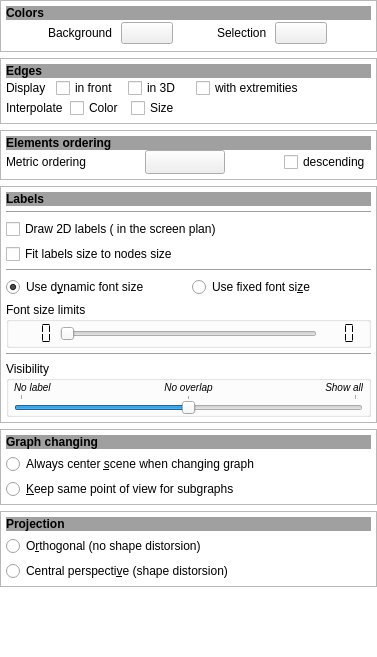
Above: library/talipot-gui/designer/SceneConfigWidget.ui from anlambert/tulip before the change. Below: the same form after it.
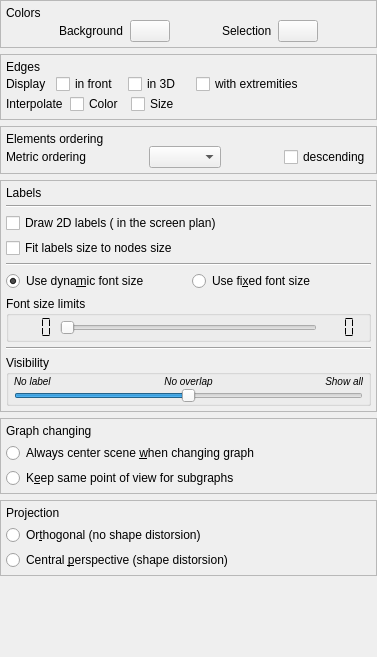
That is the form after the change. Icons and pictures are not drawn. Custom widgets are drawn as their Qt base class.

Commit message: qt5: Refactor and improve stylesheets towards a contemporary flat look

Patch:
```diff
--- a/library/talipot-gui/designer/SceneConfigWidget.ui
+++ b/library/talipot-gui/designer/SceneConfigWidget.ui
@@ -19,67 +19,6 @@
   <property name="windowTitle">
    <string>Scene</string>
   </property>
-  <property name="styleSheet">
-   <string notr="true">QPushButton, QComboBox {
-border-image: url(:/talipot/gui/ui/btn_26.png) 4;
-border-width: 4;
-padding: 0px 6px;
-font-size: 12px;
-}
-QPushButton::flat {
-border-image: none;
-border-width: 4;
-padding: 0px 6px;
-font-size: 12px;
-background-color: transparent;
-}
-QPushButton, QComboBox, QLabel {
-color: black;
-}
-QPushButton:hover, QComboBox:hover {
-border-image: url(:/talipot/gui/ui/btn_26_hover.png) 4;
-}
-QPushButton:disabled, QComboBox::disabled {
-color:gray;
-}
-QPushButton:pressed{
-border-image: url(:/talipot/gui/ui/btn_26_pressed.png) 4;
-}
-QPushButton::menu-indicator{
-subcontrol-origin: margin;
-subcontrol-position: center right;
-right: 4px;
-}
-QPushButton {
-outline: none;
-margin: 2
-}
-QComboBox::down-arrow {
-image: url(:/talipot/gui/ui/combobox_arrow.png);
-}
-QComboBox:drop-down {
-subcontrol-origin: padding;
-subcontrol-position: top right;
-border-left-style: none;
-border-top-right-radius: 1px;
-border-bottom-right-radius: 1px;
-}
-#scrollArea, #scrollAreaWidgetContents {
-background-color: white;
-border: 0px;
-}
-QScrollArea {
-border: 0px;
-}
-QFrame[ section=&quot;true&quot; ] {
-border-top: 1px solid #D9D9D9;
-padding-top: 20px;
-}
-QFrame[ subsection = &quot;true&quot; ] {
-border-top: 1px solid #D9D9D9;
-padding-top: 5px;
-}</string>
-  </property>
   <layout class="QVBoxLayout" name="verticalLayout">
    <property name="spacing">
     <number>2</number>
@@ -119,7 +58,7 @@
         <x>0</x>
         <y>0</y>
         <width>357</width>
-        <height>683</height>
+        <height>680</height>
        </rect>
       </property>
       <property name="sizePolicy">
@@ -188,10 +127,6 @@
               <height>0</height>
              </size>
             </property>
-            <property name="styleSheet">
-             <string notr="true">font-weight: bold;
-background-color: rgb(160, 160, 160);</string>
-            </property>
             <property name="text">
              <string>Colors</string>
             </property>
@@ -354,10 +289,6 @@
                 <height>0</height>
                </size>
               </property>
-              <property name="styleSheet">
-               <string notr="true">font-weight: bold;
-background-color: rgb(160, 160, 160);</string>
-              </property>
               <property name="text">
                <string>Edges</string>
               </property>
@@ -507,10 +438,6 @@
           </property>
           <item>
            <widget class="QLabel" name="label_3">
-            <property name="styleSheet">
-             <string notr="true">font-weight: bold;
-background-color: rgb(160, 160, 160);</string>
-            </property>
             <property name="text">
              <string>Elements ordering</string>
             </property>
@@ -617,10 +544,6 @@
               <height>0</height>
              </size>
             </property>
-            <property name="styleSheet">
-             <string notr="true">font-weight: bold;
-background-color: rgb(160, 160, 160);</string>
-            </property>
             <property name="text">
              <string>Labels</string>
             </property>
@@ -690,7 +613,7 @@
              <item>
               <widget class="QRadioButton" name="dynamicFontSizeRB">
                <property name="text">
-                <string>Use d&amp;ynamic font size</string>
+                <string>Use dyna&amp;mic font size</string>
                </property>
                <property name="checked">
                 <bool>true</bool>
@@ -700,7 +623,7 @@
              <item>
               <widget class="QRadioButton" name="fixedFontSizeRB">
                <property name="text">
-                <string>Use fixed font si&amp;ze</string>
+                <string>Use fi&amp;xed font size</string>
                </property>
               </widget>
              </item>
@@ -879,7 +802,7 @@
                 <enum>Qt::Horizontal</enum>
                </property>
                <property name="tickPosition">
-                <enum>QSlider::TicksAbove</enum>
+                <enum>QSlider::NoTicks</enum>
                </property>
                <property name="tickInterval">
                 <number>100</number>
@@ -942,10 +865,6 @@
                 <height>0</height>
                </size>
               </property>
-              <property name="styleSheet">
-               <string notr="true">font-weight: bold;
-background-color: rgb(160, 160, 160);</string>
-              </property>
               <property name="text">
                <string>Graph changing</string>
               </property>
@@ -961,7 +880,7 @@
 to draw the graph in the center of the panel.</string>
               </property>
               <property name="text">
-               <string>Always center &amp;scene when changing graph</string>
+               <string>Always center scene &amp;when changing graph</string>
               </property>
              </widget>
             </item>
@@ -973,7 +892,7 @@
 of the scene remains unchanged.</string>
               </property>
               <property name="text">
-               <string>&amp;Keep same point of view for subgraphs</string>
+               <string>K&amp;eep same point of view for subgraphs</string>
               </property>
              </widget>
             </item>
@@ -1028,10 +947,6 @@
                 <height>0</height>
                </size>
               </property>
-              <property name="styleSheet">
-               <string notr="true">font-weight: bold;
-background-color: rgb(160, 160, 160);</string>
-              </property>
               <property name="text">
                <string>Projection</string>
               </property>
@@ -1046,7 +961,7 @@
                <string>Parallel lines are preserved.</string>
               </property>
               <property name="text">
-               <string>O&amp;rthogonal (no shape distorsion)</string>
+               <string>Or&amp;thogonal (no shape distorsion)</string>
               </property>
              </widget>
             </item>
@@ -1056,7 +971,7 @@
                <string>&lt;p&gt;As in the human view perception,&lt;br/&gt;parallel lines are not necessarily represented as parallel&lt;br/&gt;and closer the nodes are, the bigger they are represented.&lt;/p&gt;</string>
               </property>
               <property name="text">
-               <string>Central perspecti&amp;ve (shape distorsion)</string>
+               <string>Central &amp;perspective (shape distorsion)</string>
               </property>
              </widget>
             </item>
```
Left out of the diff: 12 changed lines with no effect on the pictures. The commit also changes 165 other files.
